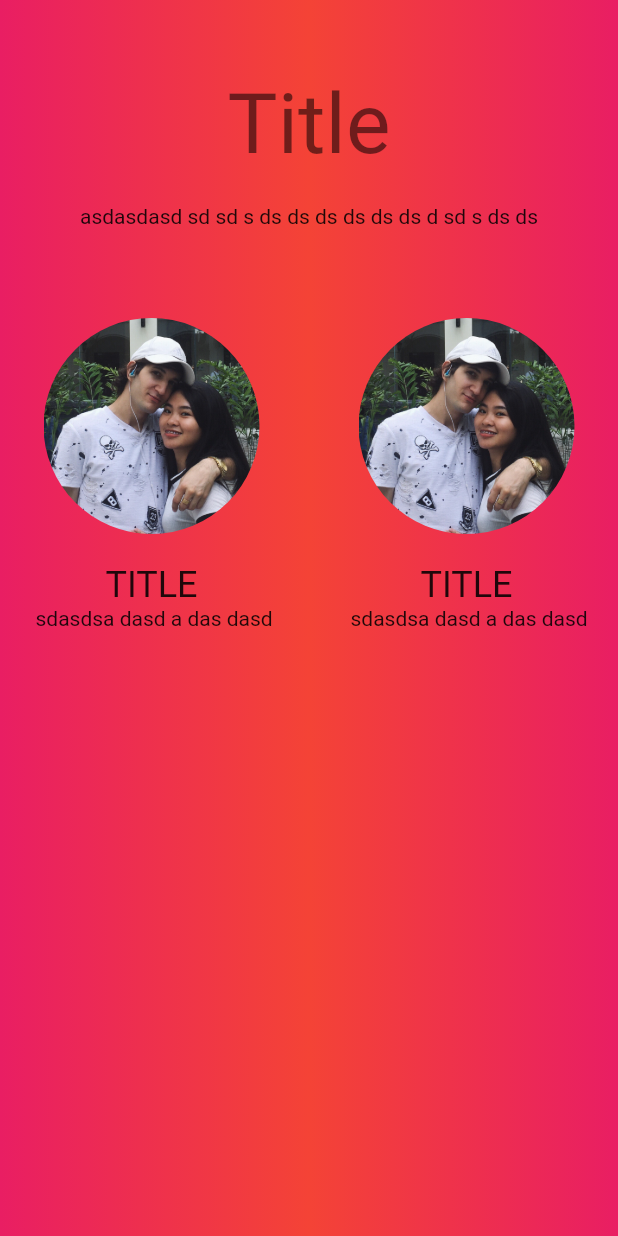
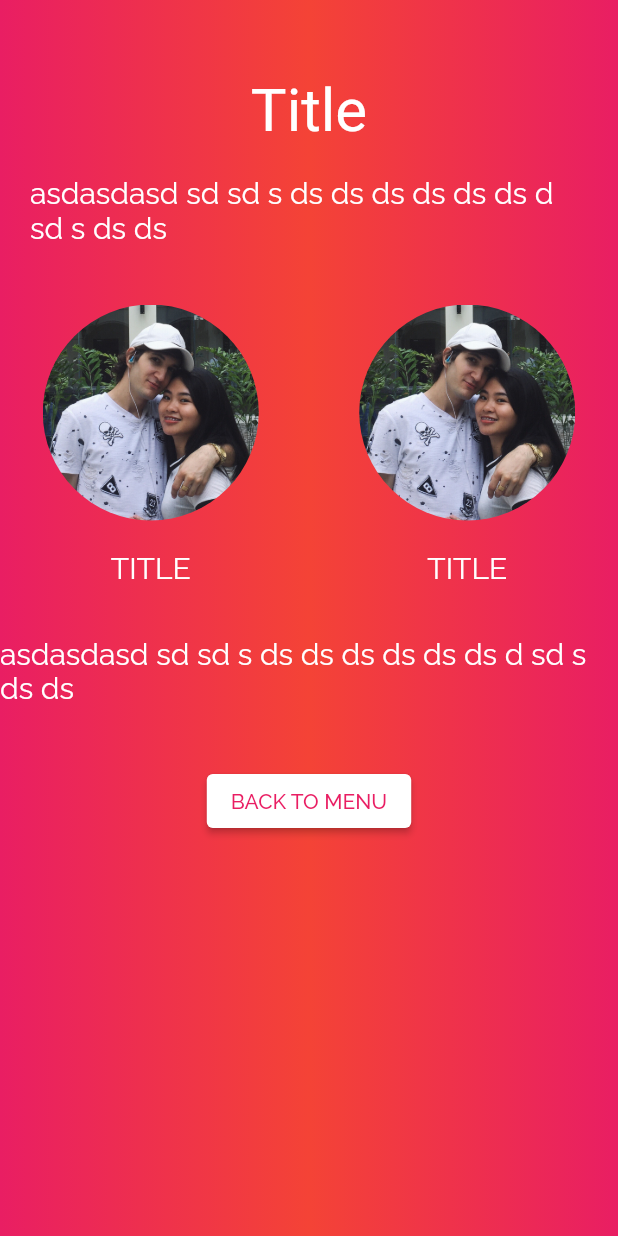
Before and after one commit to JustalK/VALENTINES-APP, a Flutter app: the Menu screen opened directly, on a phone screen of 412 x 824 dp. Run offline on Flutter 3.47's test engine with Material 2 defaults, Android fonts, the phone set to English and light mode, and no system bars; our stand-ins replace google_fonts; Roboto replaces fonts that are missing (Calligraffitti).

Commit message:
[FEATURE] Adding the text for the home and the style

```diff
--- a/lib/main.dart
+++ b/lib/main.dart
@@ -1,7 +1,11 @@
 import 'package:flutter/material.dart';
 import 'pages/Home.dart';
+import 'package:flutter/services.dart';
 
 void main() {
+  SystemChrome.setSystemUIOverlayStyle(SystemUiOverlayStyle(
+    statusBarColor: Colors.transparent,
+  ));
   runApp(MyApp());
 }
 
--- a/lib/pages/Menu.dart
+++ b/lib/pages/Menu.dart
@@ -2,7 +2,9 @@ import 'package:flutter/material.dart';
 import '../routes.dart';
 import 'BigMemory.dart';
 import 'History.dart';
+import 'Home.dart';
 import '../components/Background.dart';
+import 'package:google_fonts/google_fonts.dart';
 
 class MenuObject {
   String path;
@@ -39,22 +41,31 @@ class Menu extends StatelessWidget {
           children: <Widget>[
             Center(
               child: Text(
-                'Title',
-                style: Theme.of(context).textTheme.headline2),
+                  'Title',
+                  style: GoogleFonts.calligraffitti(
+                    textStyle: TextStyle(color: Colors.white),
+                    fontSize: 40
+                  )
+                )
             ),
             Padding(
               padding: EdgeInsets.all(20.0),
               child: Center(
-                child: Text('asdasdasd sd sd s ds ds ds ds ds ds d sd s ds ds'),
+                child: Text('asdasdasd sd sd s ds ds ds ds ds ds d sd s ds ds',
+                  style: GoogleFonts.raleway(
+                    textStyle: TextStyle(color: Colors.white),
+                    fontSize: 20
+                  ),
+                ),
               )
             ),
             GridView.count(
                 crossAxisCount: 2,
                 physics: ScrollPhysics(), // to disable GridView's scrolling
                 shrinkWrap: true,
-                crossAxisSpacing: 8,
+                crossAxisSpacing: 10,
                 mainAxisSpacing: 50,
-                padding: EdgeInsets.symmetric(vertical: 40.0),
+                padding: EdgeInsets.symmetric(vertical: 20.0),
                 children: List.generate(menus.length, (i) {
                   return Column(
                     children: <Widget> [
@@ -77,16 +88,46 @@ class Menu extends StatelessWidget {
                             Center(
                               child: Text(
                                 menus[i].title,
-                                style: Theme.of(context).textTheme.headline5,
+                                style: GoogleFonts.raleway(
+                                  textStyle: TextStyle(color: Colors.white),
+                                  fontSize: 20
+                                ),
                               )
-                            ),
-                            Text(' sdasdsa dasd a das dasd')
+                            )
                           ]
                         )
                       )
                     ]
                   );
                 })
+              ),
+              Padding(
+                padding: EdgeInsets.only(bottom: 40.0),
+                child: Center(
+                  child: Text('asdasdasd sd sd s ds ds ds ds ds ds d sd s ds ds',
+                    style: GoogleFonts.raleway(
+                      textStyle: TextStyle(color: Colors.white),
+                      fontSize: 20
+                    ),
+                  ),
+                )
+              ),
+              Center(
+                child: ElevatedButton(
+                  style: ElevatedButton.styleFrom(
+                    primary: Colors.white,
+                    onPrimary: Colors.pink,
+                  ),
+                  child: Text('BACK TO MENU',
+                    style: GoogleFonts.raleway(
+                      textStyle: TextStyle(color: Colors.pink),
+                      fontSize: 14
+                    )
+                  ),
+                  onPressed: () {
+                    Navigator.of(context).pop();
+                  },
+                ),
               )
           ]
         )
```
Also changed, not shown: lib/pages/Home.dart (+14 -5 lines).
